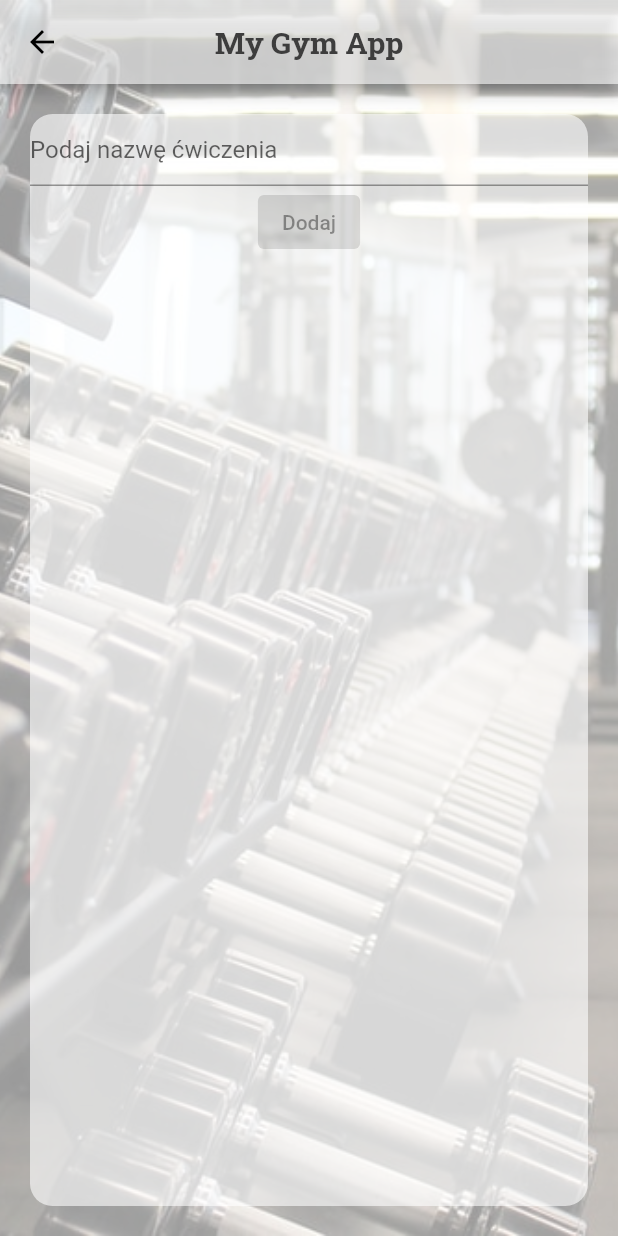
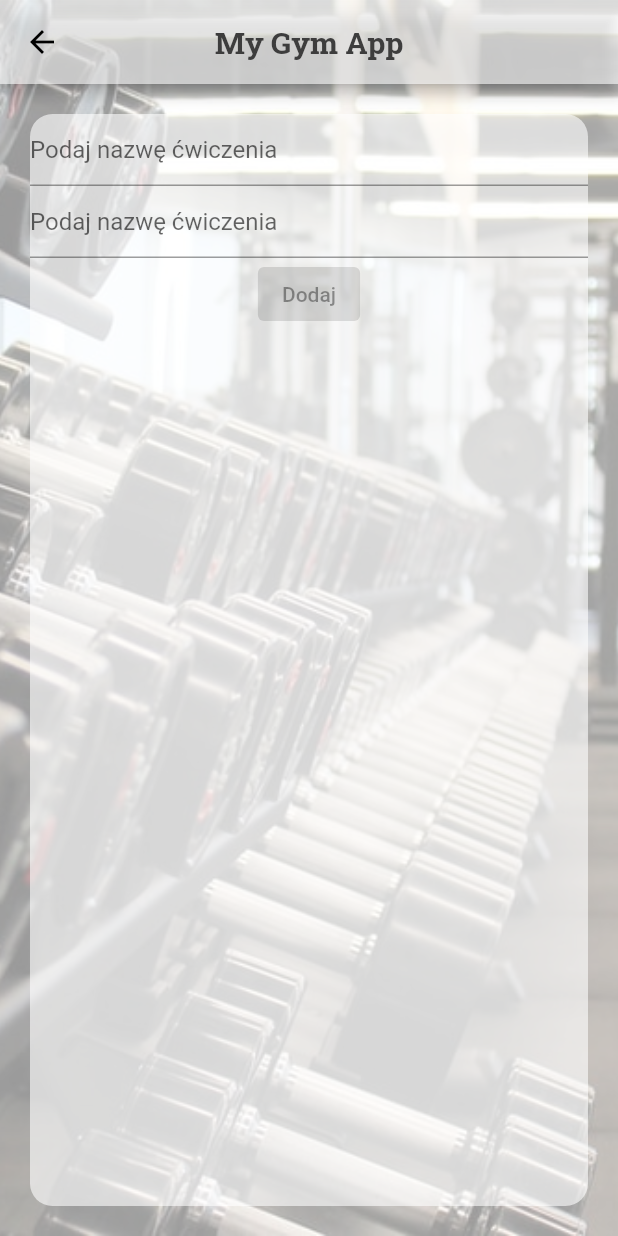
Before and after one commit to sebastiangirsza/my_gym_app, a Flutter app: the AddExercisesPageContent screen opened directly, on a phone screen of 412 x 824 dp. Run offline on Flutter 3.47's test engine with Material 2 defaults, Android fonts, the phone set to English and light mode, and no system bars; our stand-ins replace cloud_firestore, firebase_auth, firebase_core, google_fonts; accounts and stored records are empty.

Commit message:
Add TextField with ExercisesName

```diff
--- a/lib/app/home/plans/add_exercises_page_content.dart
+++ b/lib/app/home/plans/add_exercises_page_content.dart
@@ -14,6 +14,7 @@ class AddExercisesPageContent extends StatefulWidget {
 
 class _AddExercisesPageContentState extends State<AddExercisesPageContent> {
   var partName = '';
+  var exercisesName = '';
 
   @override
   Widget build(BuildContext context) {
@@ -59,12 +60,23 @@ class _AddExercisesPageContentState extends State<AddExercisesPageContent> {
                     });
                   },
                 ),
+                TextField(
+                  decoration: const InputDecoration(
+                    hintText: 'Podaj nazwę ćwiczenia',
+                  ),
+                  onChanged: (newExercises) {
+                    setState(() {
+                      exercisesName = newExercises;
+                    });
+                  },
+                ),
                 ElevatedButton(
-                  onPressed: partName.isEmpty
+                  onPressed: partName.isEmpty || exercisesName.isEmpty
                       ? null
                       : () {
                           FirebaseFirestore.instance.collection('gym').add({
                             'body_part': partName,
+                            'exercises': exercisesName,
                           });
                           Navigator.pop(context);
                         },
```
